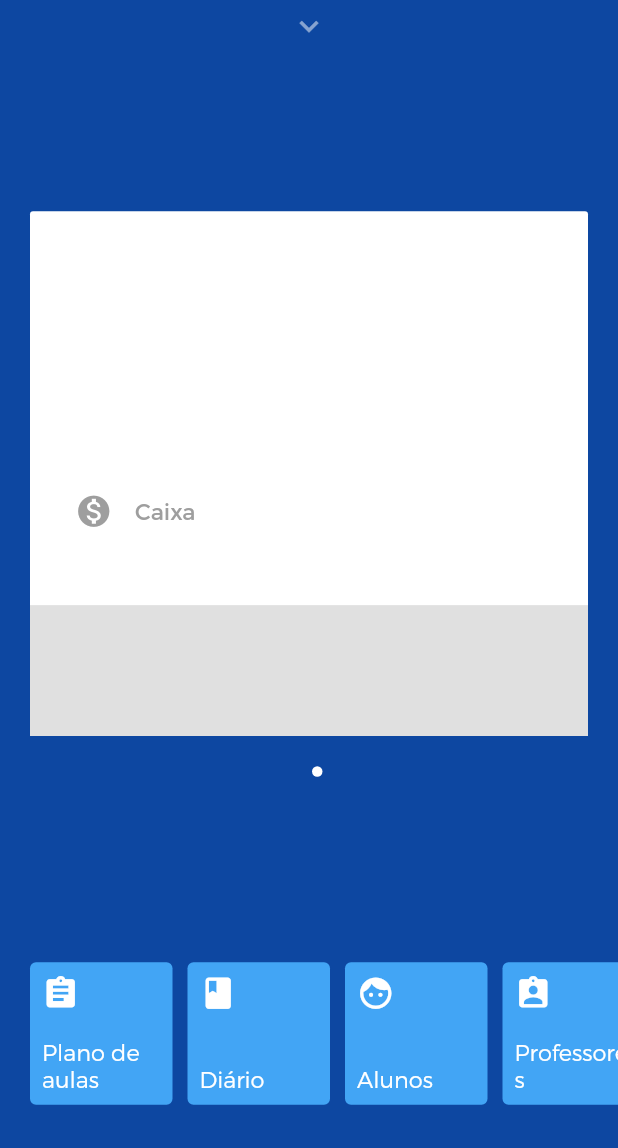
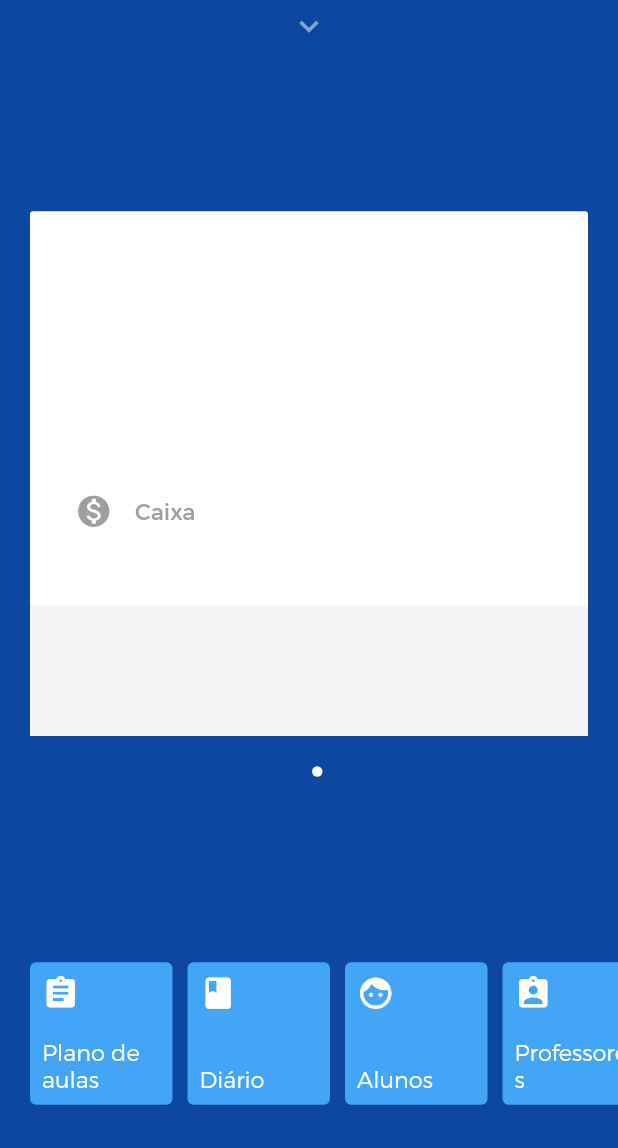
Before and after one commit to guimatech/adad_app, a Flutter app: the screen it shows after launch, swiped to page 2, on a phone screen of 412 x 824 dp, the part 88-1236 px from its top. Run offline on Flutter 3.47's test engine with Material 2 defaults, Android fonts, the phone set to English and light mode, and no system bars; our stand-ins replace rxdart; statements that could not run were skipped.

```diff
--- a/lib/ui/floating_cards.dart
+++ b/lib/ui/floating_cards.dart
@@ -257,14 +257,14 @@
         Widget buildContainerBottom(BuildContext context) {
           return Container(
             decoration: BoxDecoration(
-              color: Colors.grey[300],
+              color: Colors.grey[100],
             ),
             constraints: BoxConstraints.expand(
               height: Theme.of(context).textTheme.display1.fontSize * 1.1 + 50.0,
             ),
             alignment: Alignment.bottomCenter,
             child: Column(
-              mainAxisAlignment: MainAxisAlignment.end,
+              mainAxisAlignment: MainAxisAlignment.start,
               children: <Widget>[]
             ),
           );
```
Also changed, not shown: assets/images/demo-view.gif (added), flutter_01.png (deleted), 1 other file.
